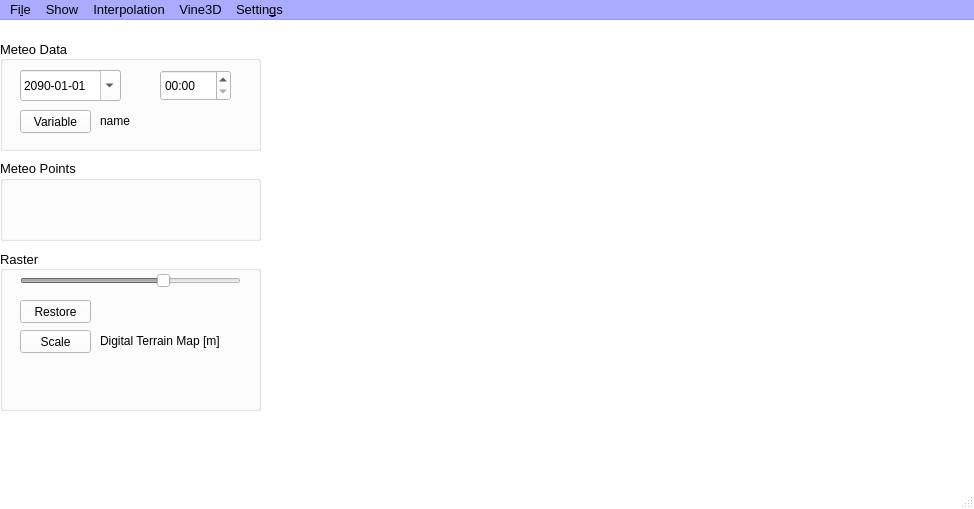
The window that VINE3D/mainWindow.ui (gaowudao/CRITERIA3D) describes before a commit, drawn with Qt 5.
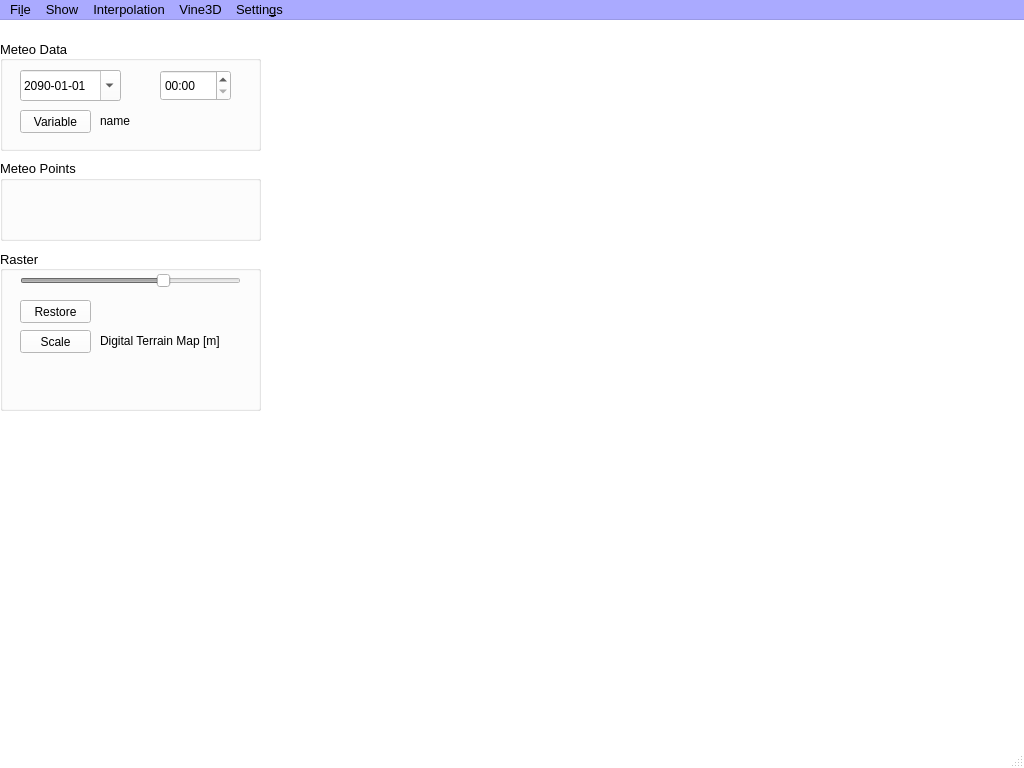
The same window after the commit.

```diff
--- a/VINE3D/mainWindow.ui
+++ b/VINE3D/mainWindow.ui
@@ -6,8 +6,8 @@
    <rect>
     <x>0</x>
     <y>0</y>
-    <width>974</width>
-    <height>509</height>
+    <width>1024</width>
+    <height>768</height>
    </rect>
   </property>
   <property name="palette">
@@ -1919,7 +1919,7 @@
     <rect>
      <x>0</x>
      <y>0</y>
-     <width>974</width>
+     <width>1024</width>
      <height>21</height>
     </rect>
    </property>
```
